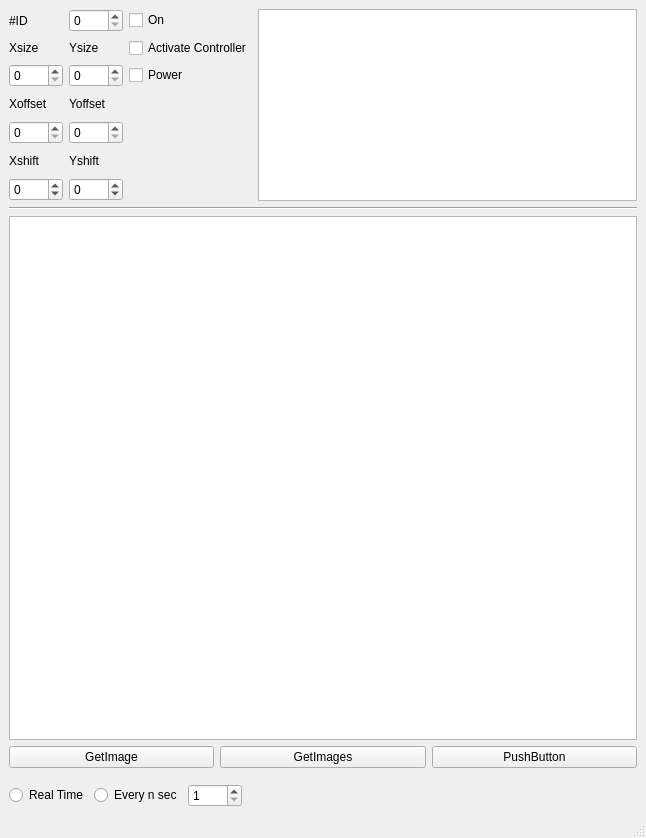
Qt form gui/views/ui/widget_camera.ui (Saldenisov/pyconlyse) before a commit.
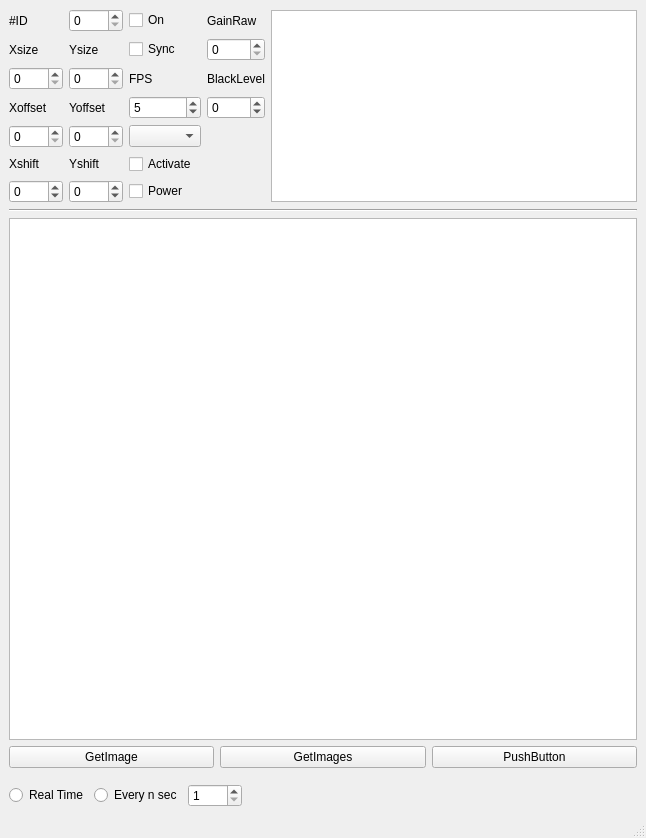
The same form after that commit.

Commit message: CameraController dev

```diff
--- a/gui/views/ui/widget_camera.ui
+++ b/gui/views/ui/widget_camera.ui
@@ -1,7 +1,10 @@
 <?xml version="1.0" encoding="UTF-8"?>
 <ui version="4.0">
- <class>MainWindow</class>
- <widget class="QMainWindow" name="MainWindow">
+ <class>CameraWidget</class>
+ <widget class="QMainWindow" name="CameraWidget">
+  <property name="enabled">
+   <bool>true</bool>
+  </property>
   <property name="geometry">
    <rect>
     <x>0</x>
@@ -25,44 +28,54 @@
       </property>
       <item>
        <layout class="QGridLayout" name="gridLayout">
+        <item row="4" column="3">
+         <widget class="QSpinBox" name="spinBox_blacklevel">
+          <property name="minimum">
+           <number>-127</number>
+          </property>
+          <property name="maximum">
+           <number>127</number>
+          </property>
+         </widget>
+        </item>
+        <item row="4" column="2">
+         <widget class="QSpinBox" name="spinBox_fps">
+          <property name="minimum">
+           <number>1</number>
+          </property>
+          <property name="maximum">
+           <number>50</number>
+          </property>
+          <property name="value">
+           <number>5</number>
+          </property>
+         </widget>
+        </item>
         <item row="6" column="0">
+         <widget class="QSpinBox" name="spinBox_Xoffset">
+          <property name="maximum">
+           <number>2000</number>
+          </property>
+         </widget>
+        </item>
+        <item row="4" column="1">
+         <widget class="QLabel" name="label_Yoffset">
+          <property name="text">
+           <string>Yoffset</string>
+          </property>
+         </widget>
+        </item>
+        <item row="7" column="0">
          <widget class="QLabel" name="label_Xshift">
           <property name="text">
            <string>Xshift</string>
           </property>
          </widget>
         </item>
-        <item row="7" column="0">
-         <widget class="QSpinBox" name="spinBox_Xshift">
-          <property name="minimum">
-           <number>-500</number>
-          </property>
-          <property name="maximum">
-           <number>500</number>
-          </property>
-         </widget>
-        </item>
-        <item row="6" column="2">
-         <widget class="QLabel" name="label_Yshift">
+        <item row="2" column="1">
+         <widget class="QLabel" name="label_Ysize">
           <property name="text">
-           <string>Yshift</string>
-          </property>
-         </widget>
-        </item>
-        <item row="7" column="2">
-         <widget class="QSpinBox" name="spinBox_Yshift">
-          <property name="minimum">
-           <number>-500</number>
-          </property>
-          <property name="maximum">
-           <number>500</number>
-          </property>
-         </widget>
-        </item>
-        <item row="0" column="3">
-         <widget class="QCheckBox" name="checkBox_On">
-          <property name="text">
-           <string>On</string>
+           <string>Ysize</string>
           </property>
          </widget>
         </item>
@@ -86,10 +99,20 @@
           </property>
          </widget>
         </item>
-        <item row="5" column="2">
-         <widget class="QSpinBox" name="spinBox_Yoffset">
+        <item row="8" column="0">
+         <widget class="QSpinBox" name="spinBox_Xshift">
+          <property name="minimum">
+           <number>-500</number>
+          </property>
           <property name="maximum">
-           <number>2000</number>
+           <number>500</number>
+          </property>
+         </widget>
+        </item>
+        <item row="1" column="0">
+         <widget class="QLabel" name="label_cameraID">
+          <property name="text">
+           <string>#ID</string>
           </property>
          </widget>
         </item>
@@ -100,70 +123,111 @@
           </property>
          </widget>
         </item>
-        <item row="3" column="2">
-         <widget class="QSpinBox" name="spinBox_Ysize">
-          <property name="sizePolicy">
-           <sizepolicy hsizetype="Maximum" vsizetype="Fixed">
-            <horstretch>0</horstretch>
-            <verstretch>0</verstretch>
-           </sizepolicy>
-          </property>
-          <property name="minimum">
-           <number>0</number>
-          </property>
-          <property name="maximum">
-           <number>2000</number>
-          </property>
-          <property name="value">
-           <number>0</number>
-          </property>
-         </widget>
-        </item>
-        <item row="4" column="2">
-         <widget class="QLabel" name="label_Yoffset">
-          <property name="text">
-           <string>Yoffset</string>
-          </property>
-         </widget>
-        </item>
-        <item row="2" column="2">
-         <widget class="QLabel" name="label_Ysize">
-          <property name="text">
-           <string>Ysize</string>
-          </property>
-         </widget>
-        </item>
-        <item row="5" column="0">
-         <widget class="QSpinBox" name="spinBox_Xoffset">
-          <property name="maximum">
-           <number>2000</number>
-          </property>
-         </widget>
-        </item>
-        <item row="0" column="2">
+        <item row="1" column="1">
          <widget class="QSpinBox" name="spinBox_cameraID"/>
         </item>
-        <item row="0" column="0">
-         <widget class="QLabel" name="label_cameraID">
+        <item row="2" column="3">
+         <widget class="QSpinBox" name="spinBox_gainraw">
+          <property name="maximum">
+           <number>3</number>
+          </property>
+         </widget>
+        </item>
+        <item row="3" column="1">
+         <widget class="QSpinBox" name="spinBox_Ysize">
+          <property name="sizePolicy">
+           <sizepolicy hsizetype="Maximum" vsizetype="Fixed">
+            <horstretch>0</horstretch>
+            <verstretch>0</verstretch>
+           </sizepolicy>
+          </property>
+          <property name="minimum">
+           <number>0</number>
+          </property>
+          <property name="maximum">
+           <number>2000</number>
+          </property>
+          <property name="value">
+           <number>0</number>
+          </property>
+         </widget>
+        </item>
+        <item row="6" column="1">
+         <widget class="QSpinBox" name="spinBox_Yoffset">
+          <property name="maximum">
+           <number>2000</number>
+          </property>
+         </widget>
+        </item>
+        <item row="7" column="1">
+         <widget class="QLabel" name="label_Yshift">
           <property name="text">
-           <string>#ID</string>
+           <string>Yshift</string>
           </property>
          </widget>
         </item>
-        <item row="3" column="3">
+        <item row="8" column="1">
+         <widget class="QSpinBox" name="spinBox_Yshift">
+          <property name="minimum">
+           <number>-500</number>
+          </property>
+          <property name="maximum">
+           <number>500</number>
+          </property>
+         </widget>
+        </item>
+        <item row="8" column="2">
          <widget class="QCheckBox" name="checkBox">
           <property name="text">
            <string>Power</string>
           </property>
          </widget>
         </item>
-        <item row="2" column="3">
+        <item row="7" column="2">
          <widget class="QCheckBox" name="checkBox_2">
           <property name="text">
-           <string>Activate Controller</string>
+           <string>Activate</string>
           </property>
          </widget>
         </item>
+        <item row="2" column="2">
+         <widget class="QCheckBox" name="checkBox_sync_clock">
+          <property name="text">
+           <string>Sync</string>
+          </property>
+         </widget>
+        </item>
+        <item row="3" column="2">
+         <widget class="QLabel" name="label">
+          <property name="text">
+           <string>FPS</string>
+          </property>
+         </widget>
+        </item>
+        <item row="1" column="2">
+         <widget class="QCheckBox" name="checkBox_On">
+          <property name="text">
+           <string>On</string>
+          </property>
+         </widget>
+        </item>
+        <item row="1" column="3">
+         <widget class="QLabel" name="label_2">
+          <property name="text">
+           <string>GainRaw</string>
+          </property>
+         </widget>
+        </item>
+        <item row="3" column="3">
+         <widget class="QLabel" name="label_3">
+          <property name="text">
+           <string>BlackLevel</string>
+          </property>
+         </widget>
+        </item>
+        <item row="6" column="2">
+         <widget class="QComboBox" name="comboBox"/>
+        </item>
        </layout>
       </item>
       <item>
```
The commit also changes 18 other files.
